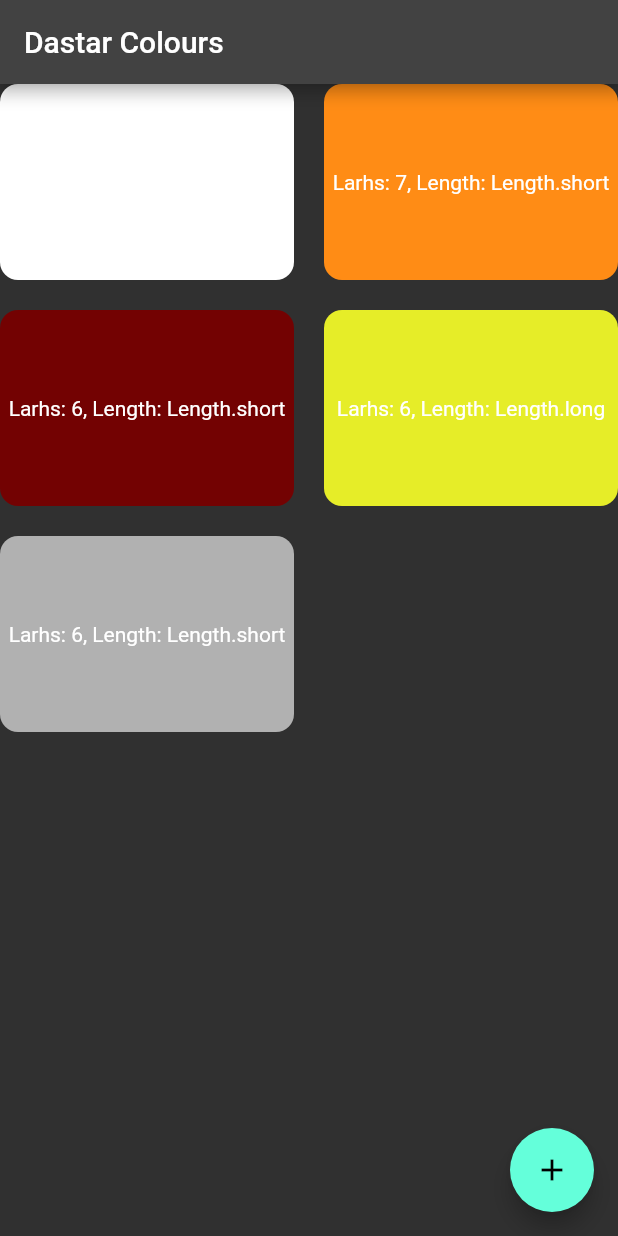
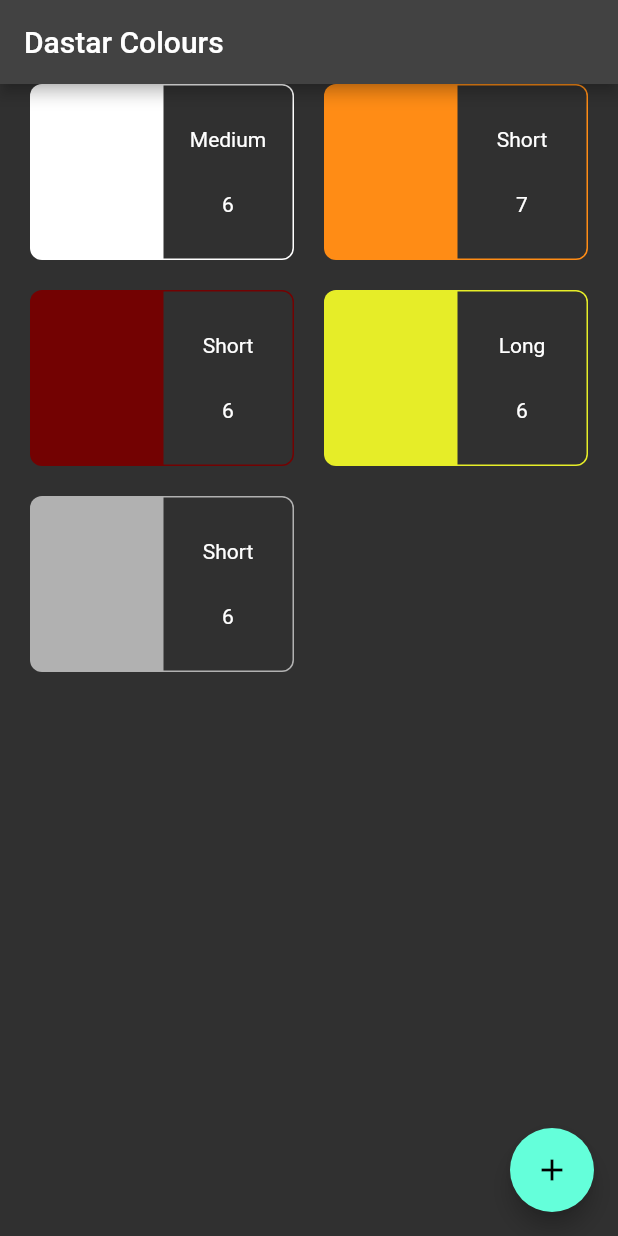
Before and after one commit to HarmanSran/colours_flutter, a Flutter app: the screen it shows after launch, on a phone screen of 412 x 824 dp. Run offline on Flutter 3.47's test engine with Material 2 defaults, Android fonts, the phone set to English and light mode, and no system bars.

Commit message:
Prettifiy tile

```diff
--- a/lib/screens/dastars_screen.dart
+++ b/lib/screens/dastars_screen.dart
@@ -18,7 +18,10 @@ class DastarsScreen extends StatelessWidget {
         },
         child: const Icon(Icons.add),
       ),
-      body: const DastarsGrid(),
+      body: Container(
+        padding: const EdgeInsets.symmetric(horizontal: 20.0),
+        child: const DastarsGrid(),
+      ),
     );
   }
 }
--- /dev/null
+++ b/lib/widgets/dastar_tile.dart
@@ -0,0 +1,67 @@
+import 'package:colours_flutter/models/dastar.dart';
+import 'package:flutter/material.dart';
+
+String getLengthCaption(Length length) {
+  switch (length) {
+    case Length.short:
+      return "Short";
+    case Length.medium:
+      return "Medium";
+    case Length.long:
+      return "Long";
+    default:
+      return "???";
+  }
+}
+
+class DastarTile extends StatelessWidget {
+  const DastarTile({
+    Key? key,
+    required this.larhs,
+    required this.length,
+    required this.colour,
+  }) : super(key: key);
+
+  final int larhs;
+  final Length length;
+  final Color colour;
+
+  static const double borderRadius = 8.0;
+
+  @override
+  Widget build(BuildContext context) {
+    return Row(
+      children: [
+        Expanded(
+          child: Container(
+            decoration: BoxDecoration(
+              color: colour,
+              borderRadius: const BorderRadius.only(
+                topLeft: Radius.circular(borderRadius),
+                bottomLeft: Radius.circular(borderRadius),
+              ),
+            ),
+          ),
+        ),
+        Expanded(
+          child: Container(
+            decoration: BoxDecoration(
+              border: Border.all(color: colour),
+              borderRadius: const BorderRadius.only(
+                topRight: Radius.circular(borderRadius),
+                bottomRight: Radius.circular(borderRadius),
+              ),
+            ),
+            child: Column(
+              mainAxisAlignment: MainAxisAlignment.spaceEvenly,
+              children: [
+                Text(getLengthCaption(length)),
+                Text(larhs.toString()),
+              ],
+            ),
+          ),
+        ),
+      ],
+    );
+  }
+}
--- a/lib/widgets/dastars_grid.dart
+++ b/lib/widgets/dastars_grid.dart
@@ -1,5 +1,6 @@
 import 'package:colours_flutter/models/dastar.dart';
 import 'package:colours_flutter/models/dastar_data.dart';
+import 'package:colours_flutter/widgets/dastar_tile.dart';
 import 'package:flutter/material.dart';
 import 'package:provider/provider.dart';
 
@@ -20,17 +21,10 @@ class DastarsGrid extends StatelessWidget {
             itemCount: dastarData.dastarCount,
             itemBuilder: (BuildContext context, index) {
               Dastar dastar = dastarData.dastars[index];
-              String larhs = dastar.larhs.toString();
-              String length = dastar.length.toString();
+              int larhs = dastar.larhs;
+              Length length = dastar.length;
               Color colour = dastar.colour;
-              return Container(
-                alignment: Alignment.center,
-                child: Text("Larhs: $larhs, Length: $length"),
-                decoration: BoxDecoration(
-                  color: colour,
-                  borderRadius: BorderRadius.circular(12),
-                ),
-              );
+              return DastarTile(larhs: larhs, length: length, colour: colour);
             });
       },
     );
```
Also changed, not shown: 1 other file.
